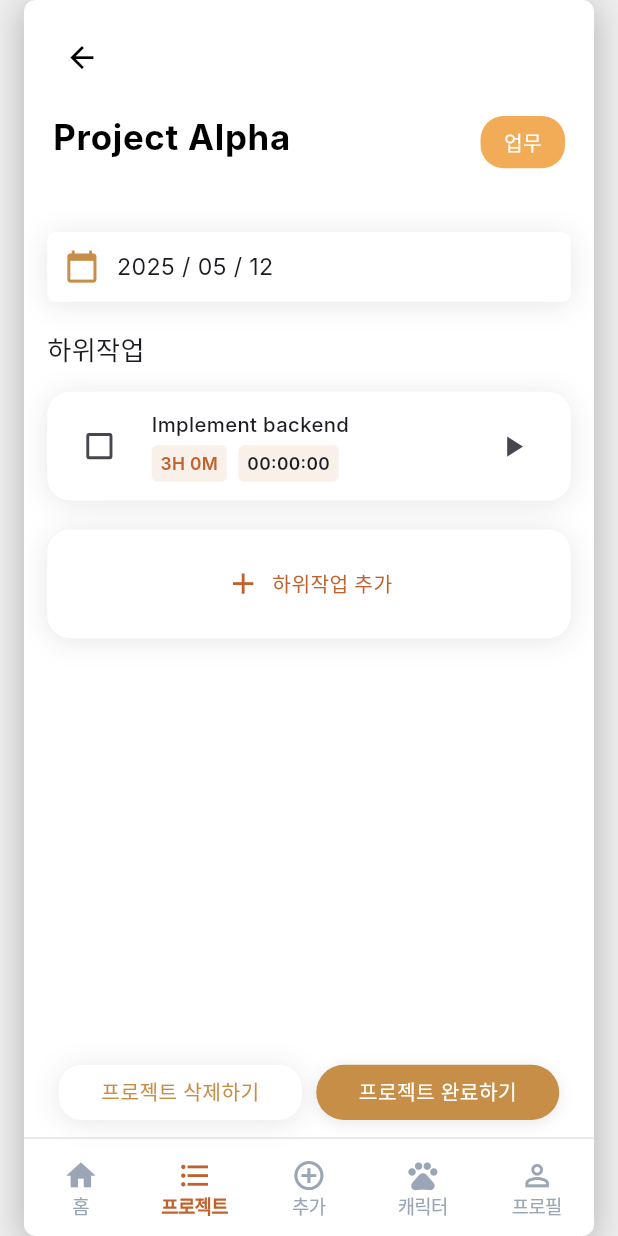
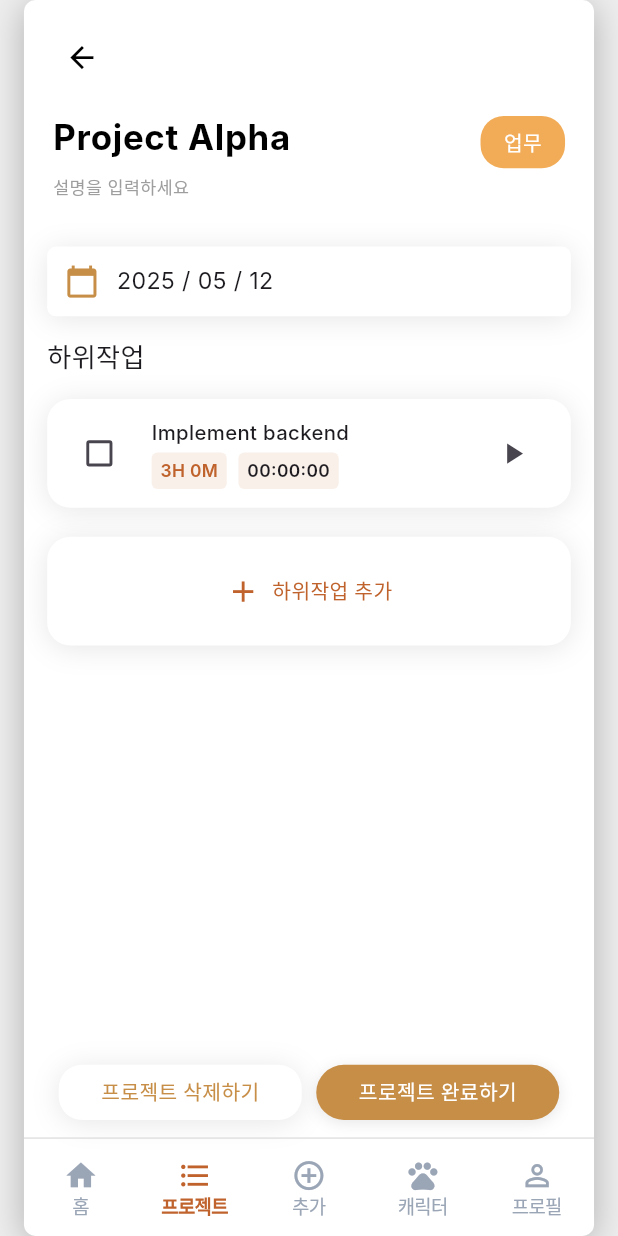
Before and after one commit to DoMo-next-contest/DoMo-Front, a Flutter app: the TaskPage screen opened directly with sample values from the repository, on a phone screen of 412 x 824 dp. Run offline on Flutter 3.47's test engine with Material 3 defaults, Android fonts, the phone set to English and light mode, and no system bars; our stand-ins replace dotted_border, flutter_secure_storage, shared_preferences, table_calendar; missing offline and left inert: flutter_3d_controller, model_viewer_plus; accounts and stored records are empty; network calls fail; Roboto replaces fonts that are missing (Inter); statements that could not run were skipped.

Commit message:
fixed description edit linebreak

```diff
--- a/lib/screens/add_page.dart
+++ b/lib/screens/add_page.dart
@@ -594,7 +594,7 @@ Future<void> _editSubtask(Subtask sub, int index) async {
                                 child: Container(
                                   child: TextField(
                                     controller: _detailsController,
-                                    keyboardType: TextInputType.multiline,
+                                    //keyboardType: TextInputType.multiline,
                                     maxLines: null,  // 필요한 만큼 줄을 늘림
                                     decoration: const InputDecoration.collapsed(
                                       hintText: '프로젝트 설명',
--- a/lib/screens/task_page.dart
+++ b/lib/screens/task_page.dart
@@ -961,14 +961,18 @@ bool _areAllSubtasksComplete(Task task) {
                   Positioned(
   top: 120,
   left: 20,
-                    right: 20,
-                    child: _isEditing
-                      ? SizedBox(
-                          height: 32,
-                          child: TextField(
+  right: 90,
+  bottom: 695,  // leave room for your calendar below
+  child: SingleChildScrollView(
+    padding: EdgeInsets.zero,
+    child: Column(
+      crossAxisAlignment: CrossAxisAlignment.start,
+      children: [
+        if (_isEditing)
+          TextField(
             controller: _descController,
-                            maxLines: 1,
-                            textAlignVertical: TextAlignVertical.center,
+            maxLines: null,
+            keyboardType: TextInputType.multiline,
             decoration: const InputDecoration(
               hintText: '설명을 입력하세요',
               border: InputBorder.none,
@@ -978,33 +982,41 @@ bool _areAllSubtasksComplete(Task task) {
             style: const TextStyle(
               color: Color(0xFF767E8C),
               fontSize: 13.5,
-                              fontFamily: 'Barlow',
-                              fontWeight: FontWeight.w400,
               height: 1.25,
             ),
             onChanged: (v) => currentTask.description = v,
-                          ),
           )
-                      : Container(
-                          height: 32,
-                          alignment: Alignment.centerLeft,
-                          child: Text(
-                            currentTask.description,
-                            style: const TextStyle(
-                              color: Color(0xFF767E8C),
+        else
+          Text(
+            // show placeholder if empty
+            currentTask.description.isEmpty
+              ? '설명을 입력하세요'
+              : currentTask.description,
+            softWrap: true,
+            style: TextStyle(
+              color: currentTask.description.isEmpty
+                ? Colors.grey    // placeholder color
+                : const Color(0xFF767E8C),
               fontSize: 12,
-                              fontFamily: 'Barlow',
-                              fontWeight: FontWeight.w400,
-                              height: 1.25,
-                            ),
-                          ),
-                        ),
-                  ),
+              height: 1.5,
+              fontStyle: currentTask.description.isEmpty
+                ? FontStyle.normal
+                : FontStyle.normal,
+            ),
+          ),
+
+
+      ],
+    ),
+  ),
+),
+
+
 
 
                   // deadline
                   Positioned(
-                    top: 160,
+                    top: 170,
                     left: 16,
                     right: 16,
                     child: InkWell(
@@ -1046,7 +1058,7 @@ bool _areAllSubtasksComplete(Task task) {
 
                   // subtasks
                   Positioned(
-                    top: 220,
+                    top: 225,
                     left: 0,
                     right: 0,
                     bottom: 135,
```
Lines whose indentation alone changed are shown as unchanged.
